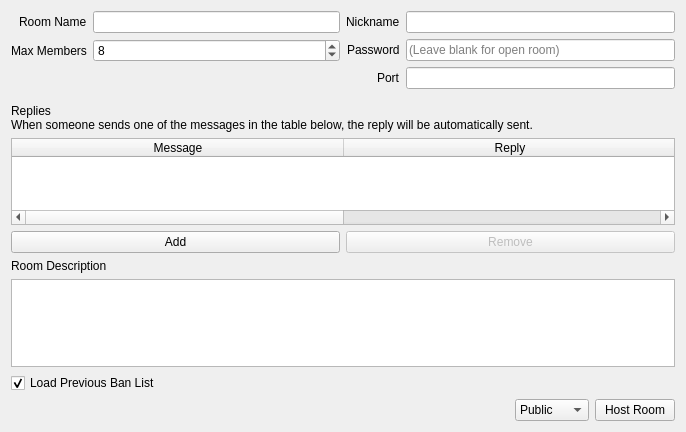
Old version of the form src/citra/multiplayer/host_room.ui in the repository Gegopat/citra.
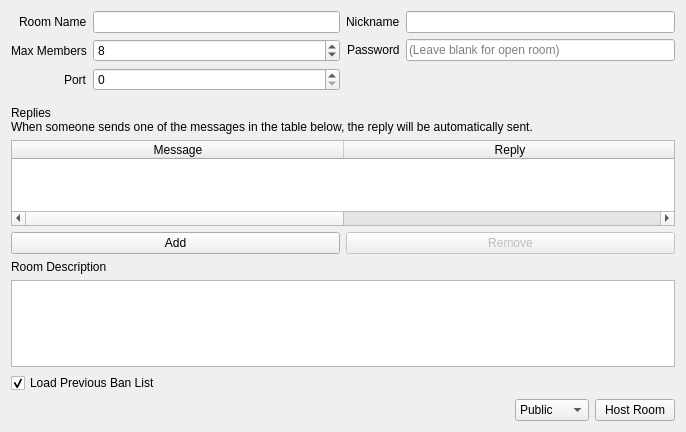
New version of the form.

```diff
--- a/src/citra/multiplayer/host_room.ui
+++ b/src/citra/multiplayer/host_room.ui
@@ -62,6 +62,20 @@
           </property>
          </widget>
         </item>
+        <item row="2" column="0">
+         <widget class="QLabel" name="label_4">
+          <property name="text">
+           <string>Port</string>
+          </property>
+         </widget>
+        </item>
+        <item row="2" column="1">
+         <widget class="QSpinBox" name="port">
+          <property name="maximum">
+           <number>65535</number>
+          </property>
+         </widget>
+        </item>
        </layout>
       </item>
       <item>
@@ -89,16 +103,6 @@
           </property>
          </widget>
         </item>
-        <item row="2" column="1">
-         <widget class="QLineEdit" name="port">
-          <property name="inputMethodHints">
-           <set>Qt::ImhDigitsOnly</set>
-          </property>
-          <property name="maxLength">
-           <number>5</number>
-          </property>
-         </widget>
-        </item>
         <item row="1" column="0">
          <widget class="QLabel" name="label_5">
           <property name="text">
@@ -106,13 +110,6 @@
           </property>
          </widget>
         </item>
-        <item row="2" column="0">
-         <widget class="QLabel" name="label_4">
-          <property name="text">
-           <string>Port</string>
-          </property>
-         </widget>
-        </item>
        </layout>
       </item>
      </layout>
```
